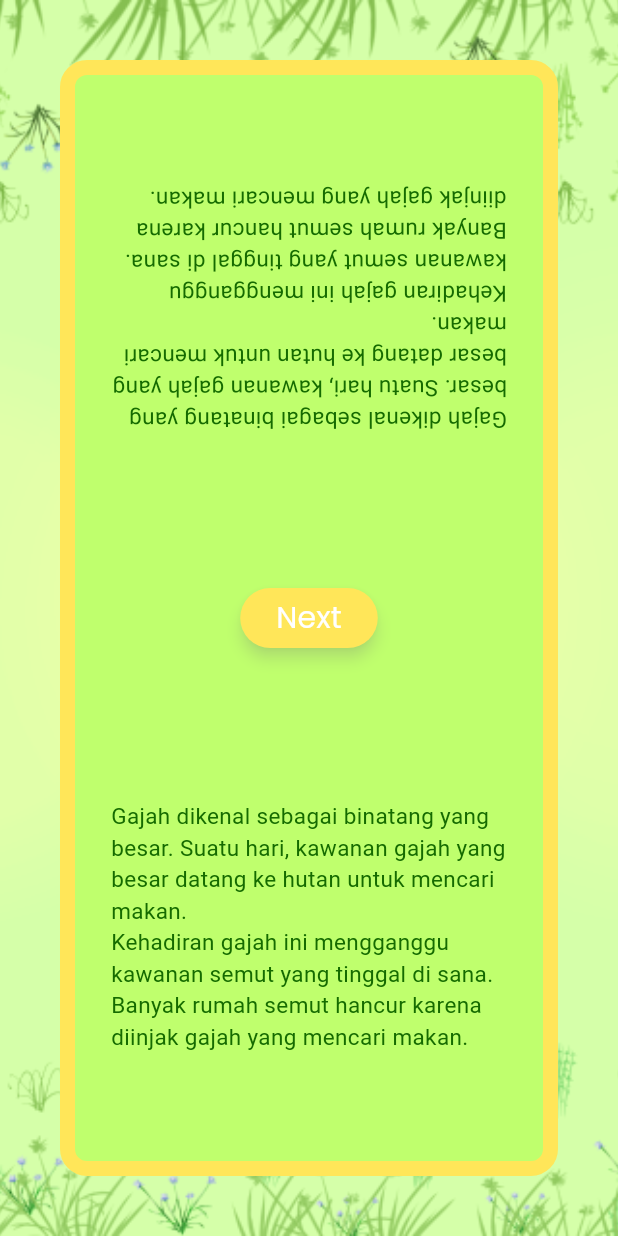
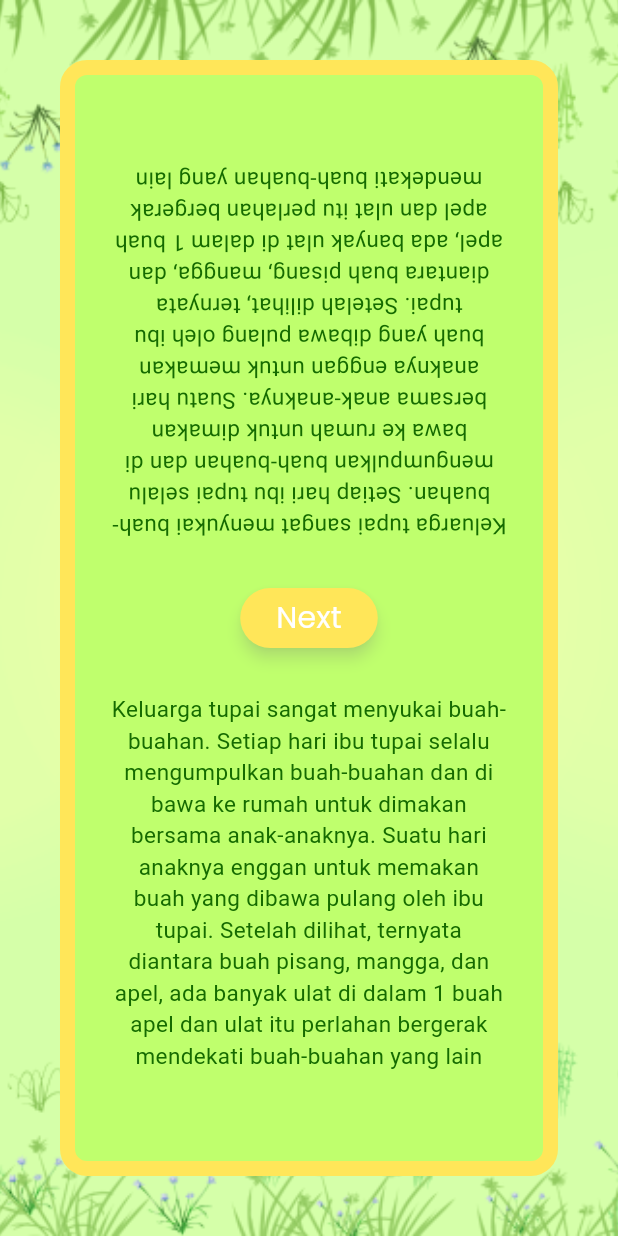
Before and after one commit to accmagadit/sketoo, a Flutter app: the StoryScreen screen opened by its route, on a phone screen of 412 x 824 dp. Run offline on Flutter 3.47's test engine with Material 3 defaults, Android fonts, the light colour scheme and no system bars; drawn by our look-alikes of flutter_animate; our stand-ins replace audioplayers, bloc, equatable, flutter_bloc, screenshot and 1 more; missing offline and left inert: dart:ffi, syncfusion_flutter_signaturepad, tflite_flutter; Roboto replaces fonts that are missing (Jua).

Commit message:
add fix bug and change model

```diff
--- /dev/null
+++ b/assets/model/labels.txt
@@ -0,0 +1,4 @@
+0 Apel
+1 Burung
+2 Lengan
+3 Semut
--- /dev/null
+++ b/lib/model/fabel.dart
@@ -0,0 +1,20 @@
+List<String> ceritaFabel = [
+  //apel
+  "Keluarga tupai sangat menyukai buah-buahan. Setiap hari ibu tupai selalu mengumpulkan buah-buahan dan di bawa ke rumah untuk dimakan bersama anak-anaknya. Suatu hari anaknya enggan untuk memakan buah yang dibawa pulang oleh ibu tupai. Setelah dilihat, ternyata diantara buah pisang, mangga, dan apel, ada banyak ulat di dalam 1 buah apel dan ulat itu perlahan bergerak mendekati buah-buahan yang lain",
+
+  // burung
+  "Hari ini sang Kancil merasa senang, karena di hari ulang tahunnya banyak binatang yang hadir untuk merayakannya. Namun, ia sedikit kecewa karena burung tidak hadir dan tidak ada kabar. Acara ulang tahun pun sudah hampir selesai, terlihat ada burung yang terbang dengan tergesa-gesa ke arah kancil. Ternyata burung ketiduran dan ia pun meminta maaf karena terlambat datang ke acara ulang tahun kancil.",
+
+  // lengan
+  "Pada suatu hari burung melihat ada banyak orang yang mengambil buah-buahan di hutan dan tidak menyisakan satu pun untuk ia makan. Burung pun menjadi kesusahan untuk mencari makanan, sehingga ia berniat untuk mematuk lengan orang-orang tersebut. Namun, ia tidak melakukannya dan memilih untuk mencari makanan di tempat lain.",
+
+  // semut
+  "Gajah dikenal sebagai binatang yang besar. Suatu hari, kawanan gajah yang besar datang ke hutan untuk mencari makan.Kehadiran gajah ini mengganggu kawanan semut yang tinggal di sana. Banyak rumah semut hancur karena diinjak gajah yang mencari makan."
+];
+List<String> pertanyaan = [
+  "Buah apakah yang memiliki banyak ulat di dalamnya?",
+  "Hewan apakah yang terlambat datang ke acara ulang tahun kancil?",
+  "Saat burung merasa kesal, ia merasa ingin mematuk apa?",
+  "Hewan apakah yang terganggu oleh cerita gajah dari cerita sebelumnya?"
+];
+List<String> jawaban = ["Apel", "Burung", "Lengan", "Semut"];
--- a/lib/ui/screen/gameplay/result.dart
+++ b/lib/ui/screen/gameplay/result.dart
@@ -58,9 +58,9 @@ class _ResultState extends State<Result> {
         isGajahMenang = false;
         isBadakMenang = true;
       });
-    } else {
+    } else if (totalPoin1 == totalPoin2){
       setState(() {
-        isBadakMenang = false;
+        isGajahMenang = false;
         isBadakMenang = false;
       });
     }
--- a/lib/ui/screen/gameplay/story.dart
+++ b/lib/ui/screen/gameplay/story.dart
@@ -2,6 +2,7 @@ import 'package:flutter/material.dart';
 import 'package:flutter_bloc/flutter_bloc.dart';
 import 'package:sketoo/cubit/player_1/cubit/player_1_cubit.dart';
 import 'package:sketoo/cubit/player_2/cubit/player_2_cubit.dart';
+import 'package:sketoo/model/fabel.dart';
 import 'package:sketoo/ui/screen/gameplay/question.dart';
 import 'package:sketoo/ui/screen/gameplay/widget/question_board.dart';
 import 'package:sketoo/ui/screen/information/widget/PopupKeluar.dart';
@@ -24,11 +25,10 @@ class _StoryScreenState extends State<StoryScreen> {
     context.read<Player_1Cubit>().addBabak();
     context.read<Player_2Cubit>().addBabak();
     debugPrint(
-        "klik player 1: ${context.read<Player_1Cubit>().state.hasClick}");
+        "panjang cerita fabel: ${ceritaFabel.length}");
     debugPrint(
-        "klik player 2: ${context.read<Player_2Cubit>().state.hasClick}");
-    debugPrint("Babak p1: ${context.read<Player_1Cubit>().state.babak}");
-    debugPrint("Babak p2: ${context.read<Player_2Cubit>().state.babak}");
+        "index cerita fabel: ${context.read<Player_1Cubit>().state.babak - 1}");
+    debugPrint("index Babak: ${context.read<Player_1Cubit>().state.babak}");
   }
 
   @override
@@ -49,9 +49,9 @@ class _StoryScreenState extends State<StoryScreen> {
                     image: AssetImage(imgBackgroundGameplay),
                     fit: BoxFit.cover),
               ),
-              child: const QuestionBoard(
+              child: QuestionBoard(
                 pertanyaan:
-                    "Gajah dikenal sebagai binatang yang besar. Suatu hari, kawanan gajah yang besar datang ke hutan untuk mencari makan.\nKehadiran gajah ini mengganggu kawanan semut yang tinggal di sana. Banyak rumah semut hancur karena diinjak gajah yang mencari makan.",
+                    ceritaFabel[context.read<Player_1Cubit>().state.babak - 1],
                 route: QuestionScreen.routename,
                 isQuestion: false,
               )),
--- a/lib/ui/screen/gameplay/widget/question_board.dart
+++ b/lib/ui/screen/gameplay/widget/question_board.dart
@@ -1,23 +1,26 @@
 import 'package:flutter/material.dart';
+import 'package:flutter/widgets.dart';
 import 'package:flutter_animate/flutter_animate.dart';
 import 'package:sketoo/utils/colors.dart';
 import 'package:sketoo/utils/typograhpy.dart';
 
 class QuestionBoard extends StatelessWidget {
+  final String pertanyaan;
+  final String route;
+  final bool isQuestion;
   const QuestionBoard(
       {super.key,
       required this.pertanyaan,
       required this.route,
       required this.isQuestion});
-  final String pertanyaan;
-  final String route;
-  final bool isQuestion;
 
   @override
   Widget build(BuildContext context) {
     return Padding(
       padding: const EdgeInsets.all(40.0),
       child: Container(
+        constraints:
+            BoxConstraints(minHeight: MediaQuery.of(context).size.height),
         padding: EdgeInsets.all(24),
         decoration: BoxDecoration(
           color: lightGreen,
@@ -32,10 +35,17 @@ class QuestionBoard extends StatelessWidget {
           children: [
             Transform.rotate(
               angle: 3.14,
+              child: Container(
+                height: !isQuestion
+                    ? MediaQuery.of(context).size.height / 3
+                    : MediaQuery.of(context).size.height / 5,
+                child: SingleChildScrollView(
                   child: Text(
                     pertanyaan,
-                textAlign: isQuestion ? TextAlign.center : TextAlign.start,
+                    textAlign: TextAlign.center,
                     style: juaGreen15,
+                  ),
+                ),
               ),
             ).animate().fade(duration: 1000.ms),
             ElevatedButton(
@@ -60,10 +70,18 @@ class QuestionBoard extends StatelessWidget {
                   rotation: 0.1,
                   hz: 1.7,
                 ),
-            Text(
+            Container(
+              height: !isQuestion
+                  ? MediaQuery.of(context).size.height / 3
+                  : MediaQuery.of(context).size.height / 5,
+              child: SingleChildScrollView(
+                child: Text(
                   pertanyaan,
                   style: juaGreen15,
+                  textAlign: TextAlign.center,
                 ).animate().fade(duration: 1000.ms),
+              ),
+            ),
           ],
         ),
       ),
```
Also changed, not shown: lib/ui/screen/gameplay/buy_animal.dart (+5 -2 lines), lib/ui/screen/gameplay/canvas.dart (+20 -30 lines), lib/ui/screen/gameplay/question.dart (+5 -2 lines), lib/ui/screen/gameplay/share.dart (+42 -56 lines), 1 other file. Lines whose indentation alone changed are shown as unchanged.
